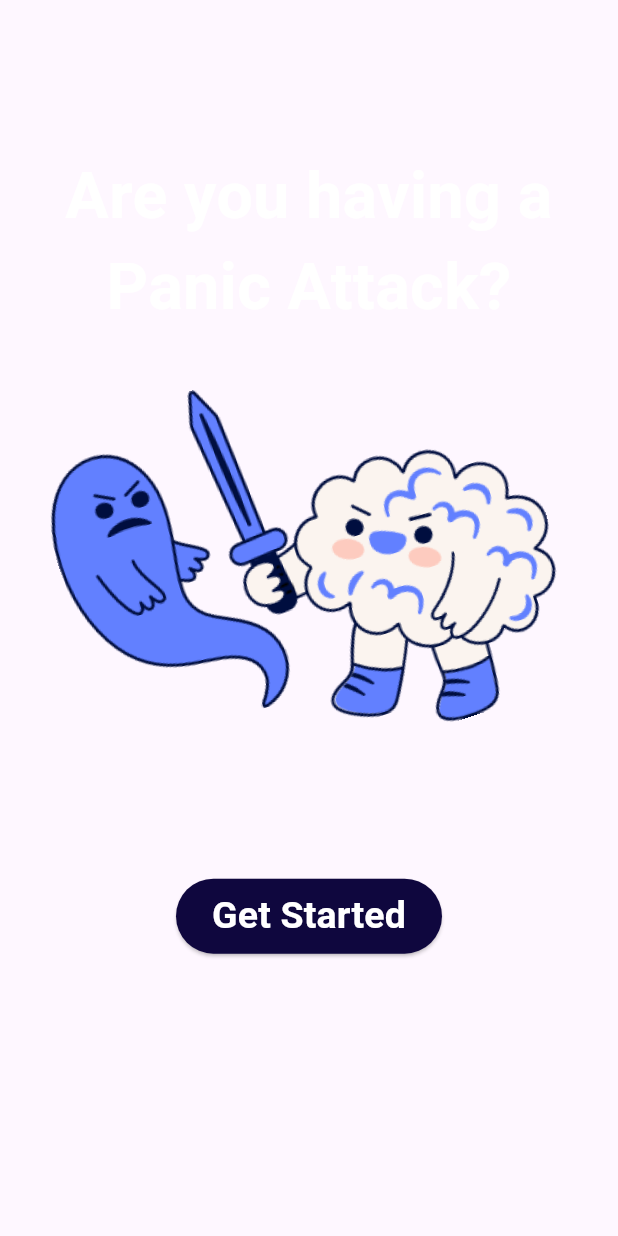
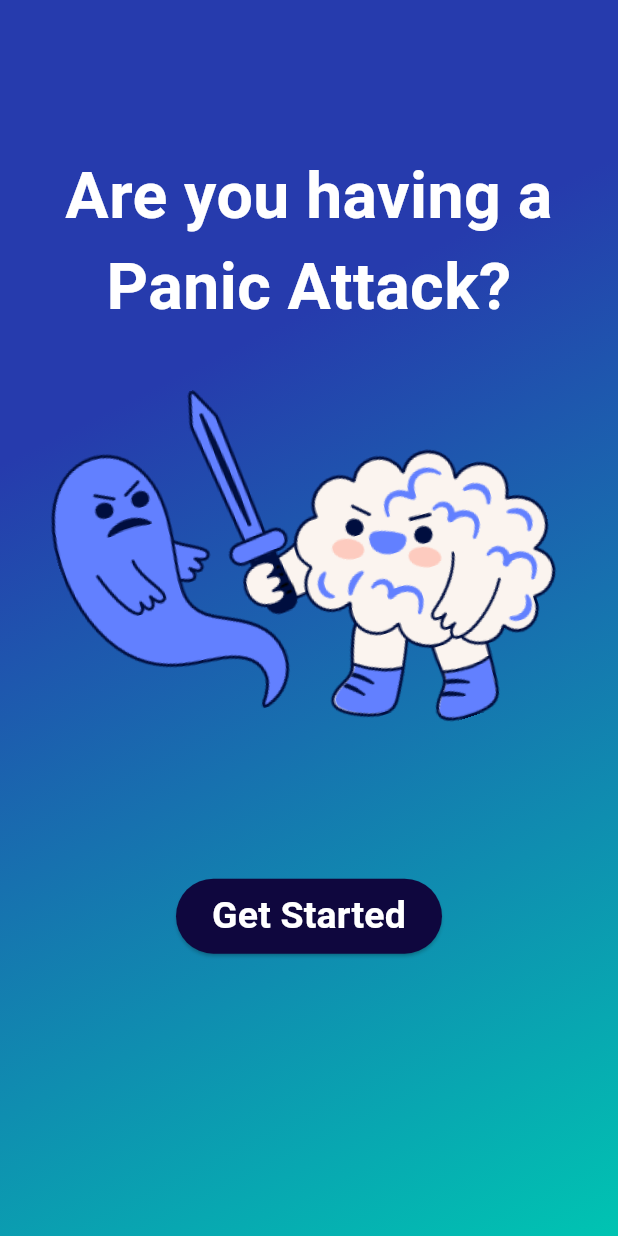
Before and after one commit to FatoomRe/Calm-Attack, a Flutter app: the StartScreen screen opened directly, on a phone screen of 412 x 824 dp. Run offline on Flutter 3.47's test engine with Material 3 defaults, Android fonts, the phone set to English and light mode, and no system bars; our stand-ins replace audioplayers, rive, vibration.

Commit message:
fixed the startScreen background issue

```diff
--- a/lib/Pages/start_screen.dart
+++ b/lib/Pages/start_screen.dart
@@ -8,7 +8,17 @@ class StartScreen extends StatelessWidget {
 
   @override
   Widget build(context) {
-    return Center(
+    return Scaffold(
+      body: Container(
+        decoration: const BoxDecoration(
+          gradient: LinearGradient(
+            colors: [Color.fromARGB(255, 38, 59, 173), Color(0xff00c4b2)],
+            stops: [0.3, 2],
+            begin: Alignment.topLeft,
+            end: Alignment.bottomRight,
+          ),
+        ),
+        child: Center(
       child: Column(
         children: [
           const SizedBox(height: 100),
@@ -60,6 +70,8 @@ class StartScreen extends StatelessWidget {
           ),
         ],
       ),
+    ),
+      ),
     );
   }
 }
```
Also changed, not shown: lib/main.dart (+2 -10 lines).
